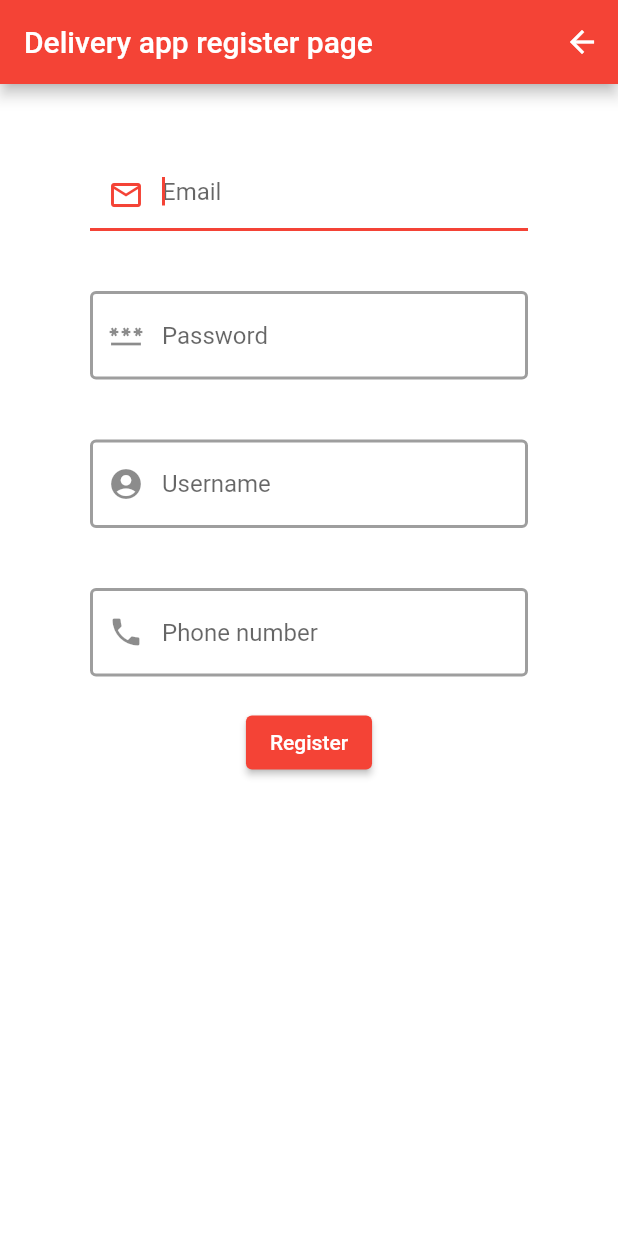
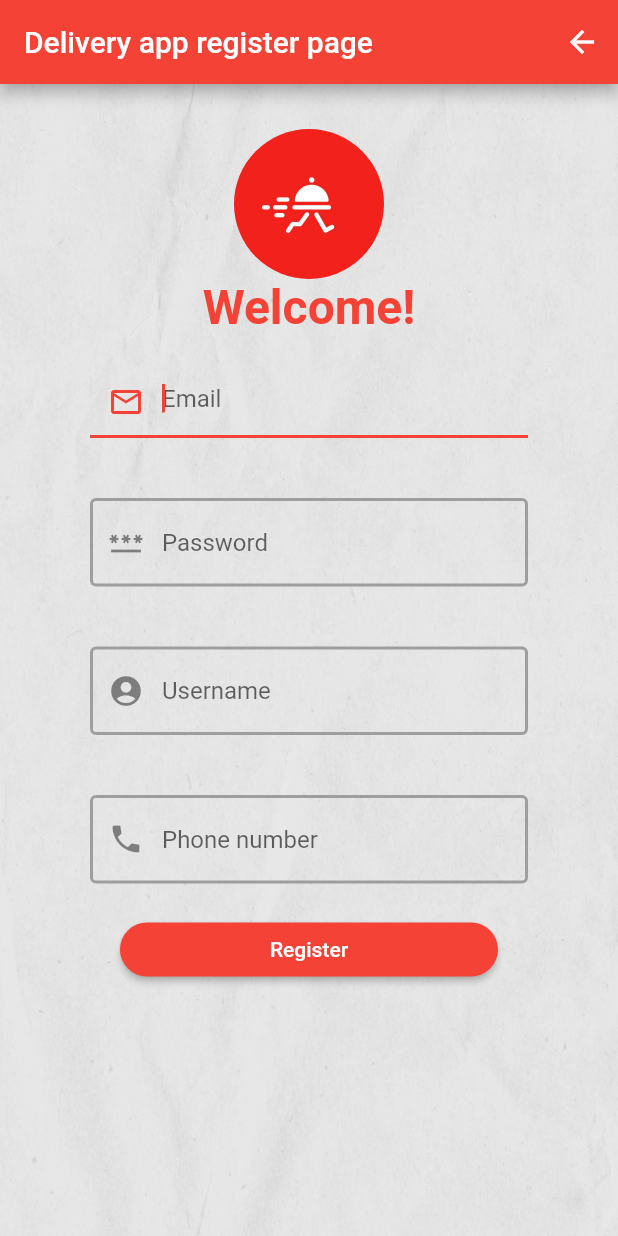
Before and after one commit to Silviu1409/MDS-Project, a Flutter app: the LoginPage screen opened directly, after a tap on "Login", after a tap on "Register", on a phone screen of 412 x 824 dp. Run offline on Flutter 3.47's test engine with Material 2 defaults, Android fonts, the phone set to English and light mode, and no system bars; our stand-ins replace intro_slider, sqflite; accounts and stored records are empty; Roboto replaces fonts that are missing (Lato-Black).

Commit message:
Added app icon on login/register screen and other features

```diff
--- a/Delivery App/lib/LoginPage.dart
+++ b/Delivery App/lib/LoginPage.dart
@@ -50,23 +50,35 @@ class LoginPageState extends State<LoginPage> {
         appBar: AppBar(
           title: Text(widget.title),
         ),
-        body: Container(
+        body: GestureDetector(
+          onTap: () => FocusScope.of(context).unfocus(),
+          child: Container(
             height: MediaQuery.of(context).size.height,
             width: MediaQuery.of(context).size.width,
-          color: Colors.white,
-          // decoration: const BoxDecoration(
-          //   image: DecorationImage(
-          //     image: AssetImage("images/slide.png"),
-          //     fit: BoxFit.fill,
-          //   ),
-          // ),
+            decoration: const BoxDecoration(
+              image: DecorationImage(
+                image: AssetImage("images/background.png"),
+                fit: BoxFit.fill,
+              ),
+            ),
             child: SingleChildScrollView(
               child: Container(
                 padding: const EdgeInsets.only(top: 50.0),
                 child: Column(
                   children: <Widget>[
+                    Container(
+                      width: 100.0,
+                      height: 100.0,
+                      decoration: const BoxDecoration(
+                        image: DecorationImage(
+                          fit: BoxFit.cover,
+                          image: AssetImage('images/logo.png'),
+                        ),
+                        shape: BoxShape.circle,
+                      ),
+                    ),
                     //TBD mesaj de login
-                  const Text("Title",
+                    const Text("Welcome back!",
                         style: TextStyle(
                             fontFamily: 'Lato-Black',
                             fontSize: 32.0,
@@ -100,8 +112,8 @@ class LoginPageState extends State<LoginPage> {
                               },
                               decoration: const InputDecoration(
                                 enabledBorder: OutlineInputBorder(
-                                borderSide:
-                                    BorderSide(color: Colors.grey, width: 2.0),
+                                  borderSide: BorderSide(
+                                      color: Colors.grey, width: 2.0),
                                 ),
                                 hintText: 'Email',
                                 prefixIcon: Icon(Icons.mail_outline),
@@ -130,8 +142,8 @@ class LoginPageState extends State<LoginPage> {
                               },
                               decoration: InputDecoration(
                                 enabledBorder: const OutlineInputBorder(
-                                borderSide:
-                                    BorderSide(color: Colors.grey, width: 2.0),
+                                  borderSide: BorderSide(
+                                      color: Colors.grey, width: 2.0),
                                 ),
                                 hintText: 'Password',
                                 prefixIcon: const Icon(Icons.password),
@@ -152,6 +164,13 @@ class LoginPageState extends State<LoginPage> {
                           ),
                           ElevatedButton(
                             child: const Text('Login'),
+                            style: ElevatedButton.styleFrom(
+                              padding: const EdgeInsets.symmetric(
+                                  horizontal: 100, vertical: 10),
+                              shape: RoundedRectangleBorder(
+                                borderRadius: BorderRadius.circular(20),
+                              ),
+                            ),
                             onPressed: () async {
                               FocusManager.instance.primaryFocus?.unfocus();
                               isFormValid = true;
@@ -161,8 +180,8 @@ class LoginPageState extends State<LoginPage> {
                                 isFormValid = true;
                                 return;
                               }
-                            var res =
-                                await DBProvider.db.checkUser(email, password);
+                              var res = await DBProvider.db
+                                  .checkUser(email, password);
                               if (res == null ||
                                   (email == "" && password == "")) {
                                 print("Could not log in!");
@@ -199,6 +218,13 @@ class LoginPageState extends State<LoginPage> {
                       padding: const EdgeInsets.all(30.0),
                       child: ElevatedButton(
                         child: const Text('Register'),
+                        style: ElevatedButton.styleFrom(
+                          padding: const EdgeInsets.symmetric(
+                              horizontal: 100, vertical: 10),
+                          shape: RoundedRectangleBorder(
+                            borderRadius: BorderRadius.circular(20),
+                          ),
+                        ),
                         onPressed: () {
                           Navigator.push(
                             context,
@@ -218,6 +244,7 @@ class LoginPageState extends State<LoginPage> {
             ),
           ),
         ),
+      ),
     );
   }
 }
--- a/Delivery App/lib/RegisterPage.dart
+++ b/Delivery App/lib/RegisterPage.dart
@@ -68,22 +68,46 @@ class RegisterPageState extends State<RegisterPage> {
             )
           ],
         ),
-        body: Container(
-          color: Colors.white,
+        body: GestureDetector(
+          onTap: () => FocusScope.of(context).unfocus(),
+          child: Container(
             height: MediaQuery.of(context).size.height,
             width: MediaQuery.of(context).size.width,
+            decoration: const BoxDecoration(
+              image: DecorationImage(
+                image: AssetImage("images/background.png"),
+                fit: BoxFit.fill,
+              ),
+            ),
             child: SingleChildScrollView(
               child: Container(
                 padding: const EdgeInsets.all(30.0),
                 child: Column(
                   children: <Widget>[
+                    Container(
+                      width: 100.0,
+                      height: 100.0,
+                      decoration: const BoxDecoration(
+                        image: DecorationImage(
+                          fit: BoxFit.cover,
+                          image: AssetImage('images/logo.png'),
+                        ),
+                        shape: BoxShape.circle,
+                      ),
+                    ),
+                    const Text("Welcome!",
+                        style: TextStyle(
+                            fontFamily: 'Lato-Black',
+                            fontSize: 32.0,
+                            color: Colors.red,
+                            fontWeight: FontWeight.w700)),
                     Form(
                       key: formkey,
                       child: Column(
                         children: <Widget>[
                           Container(
-                          padding:
-                              const EdgeInsets.fromLTRB(30.0, 20.0, 30.0, 20.0),
+                            padding: const EdgeInsets.fromLTRB(
+                                30.0, 20.0, 30.0, 20.0),
                             child: TextFormField(
                               autocorrect: false,
                               autovalidateMode:
@@ -106,8 +130,8 @@ class RegisterPageState extends State<RegisterPage> {
                               },
                               decoration: const InputDecoration(
                                 enabledBorder: OutlineInputBorder(
-                                borderSide:
-                                    BorderSide(color: Colors.grey, width: 2.0),
+                                  borderSide: BorderSide(
+                                      color: Colors.grey, width: 2.0),
                                 ),
                                 hintText: 'Email',
                                 prefixIcon: Icon(Icons.mail_outline),
@@ -116,8 +140,8 @@ class RegisterPageState extends State<RegisterPage> {
                             ),
                           ),
                           Container(
-                          padding:
-                              const EdgeInsets.fromLTRB(30.0, 20.0, 30.0, 20.0),
+                            padding: const EdgeInsets.fromLTRB(
+                                30.0, 20.0, 30.0, 20.0),
                             child: TextFormField(
                               autocorrect: false,
                               autovalidateMode:
@@ -137,8 +161,8 @@ class RegisterPageState extends State<RegisterPage> {
                               },
                               decoration: const InputDecoration(
                                 enabledBorder: OutlineInputBorder(
-                                borderSide:
-                                    BorderSide(color: Colors.grey, width: 2.0),
+                                  borderSide: BorderSide(
+                                      color: Colors.grey, width: 2.0),
                                 ),
                                 hintText: 'Password',
                                 prefixIcon: Icon(Icons.password),
@@ -146,8 +170,8 @@ class RegisterPageState extends State<RegisterPage> {
                             ),
                           ),
                           Container(
-                          padding:
-                              const EdgeInsets.fromLTRB(30.0, 20.0, 30.0, 20.0),
+                            padding: const EdgeInsets.fromLTRB(
+                                30.0, 20.0, 30.0, 20.0),
                             child: TextFormField(
                               autocorrect: false,
                               autovalidateMode:
@@ -167,8 +191,8 @@ class RegisterPageState extends State<RegisterPage> {
                               },
                               decoration: const InputDecoration(
                                 enabledBorder: OutlineInputBorder(
-                                borderSide:
-                                    BorderSide(color: Colors.grey, width: 2.0),
+                                  borderSide: BorderSide(
+                                      color: Colors.grey, width: 2.0),
                                 ),
                                 hintText: 'Username',
                                 prefixIcon: Icon(Icons.account_circle_rounded),
@@ -176,8 +200,8 @@ class RegisterPageState extends State<RegisterPage> {
                             ),
                           ),
                           Container(
-                          padding:
-                              const EdgeInsets.fromLTRB(30.0, 20.0, 30.0, 20.0),
+                            padding: const EdgeInsets.fromLTRB(
+                                30.0, 20.0, 30.0, 20.0),
                             child: TextFormField(
                               autocorrect: false,
                               inputFormatters: [
@@ -203,8 +227,8 @@ class RegisterPageState extends State<RegisterPage> {
                               },
                               decoration: const InputDecoration(
                                 enabledBorder: OutlineInputBorder(
-                                borderSide:
-                                    BorderSide(color: Colors.grey, width: 2.0),
+                                  borderSide: BorderSide(
+                                      color: Colors.grey, width: 2.0),
                                 ),
                                 hintText: 'Phone number',
                                 prefixIcon: Icon(
@@ -215,6 +239,13 @@ class RegisterPageState extends State<RegisterPage> {
                           ),
                           ElevatedButton(
                             child: const Text('Register'),
+                            style: ElevatedButton.styleFrom(
+                              padding: const EdgeInsets.symmetric(
+                                  horizontal: 100, vertical: 10),
+                              shape: RoundedRectangleBorder(
+                                borderRadius: BorderRadius.circular(20),
+                              ),
+                            ),
                             onPressed: () async {
                               FocusManager.instance.primaryFocus?.unfocus();
                               isFormValid = true;
@@ -259,6 +290,7 @@ class RegisterPageState extends State<RegisterPage> {
             ),
           ),
         ),
+      ),
     );
   }
 }
--- a/Delivery App/pubspec.yaml
+++ b/Delivery App/pubspec.yaml
@@ -71,6 +71,8 @@ flutter:
     - images/photo_pencil.png
     - images/photo_ruler.png
     - images/slide.png
+    - images/background.png
+    - images/logo.png
 
   # To add assets to your application, add an assets section, like this:
   # assets:
```
Also changed, not shown: Delivery App/images/background.png (added). Lines whose indentation alone changed are shown as unchanged.
